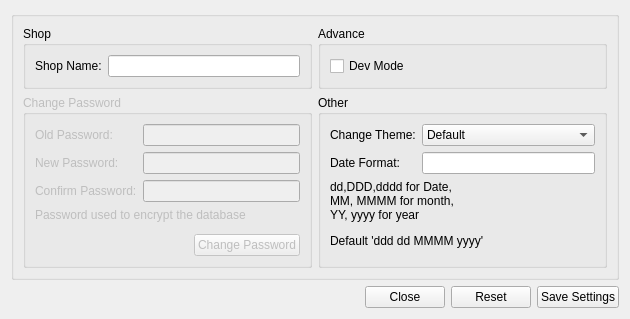
Before: the Qt Designer form src/settings.ui in krivahtoo/stockmanager, drawn with Qt 5.
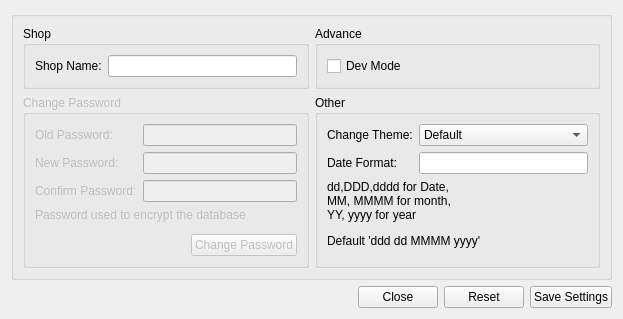
After: the same form once the commit is applied. Icons and pictures are not drawn.

Patch:
```diff
--- a/src/settings.ui
+++ b/src/settings.ui
@@ -6,8 +6,8 @@
    <rect>
     <x>0</x>
     <y>0</y>
-    <width>630</width>
-    <height>303</height>
+    <width>623</width>
+    <height>309</height>
    </rect>
   </property>
   <property name="windowTitle">
```
Left out of the diff: 19 changed lines with no effect on the pictures.
